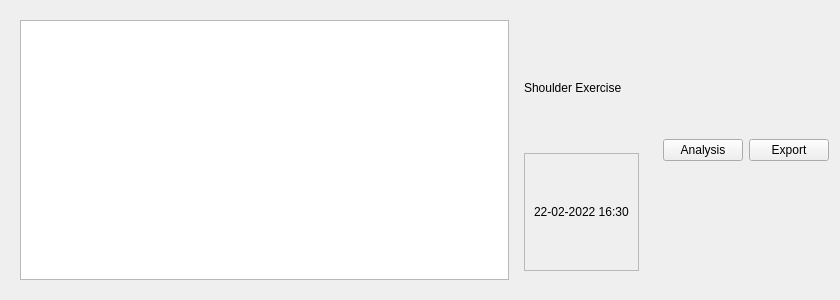
First picture: the form in copyclare/ui/exercise_history_card.ui, repository MotionInput/Team14-CopyClare, before the edit.
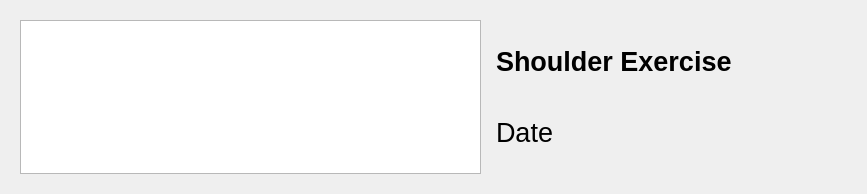
Second picture: the form after the edit. Icons and pictures are not drawn.

Commit message: history card

Patch:
```diff
--- a/copyclare/ui/exercise_history_card.ui
+++ b/copyclare/ui/exercise_history_card.ui
@@ -6,8 +6,8 @@
    <rect>
     <x>0</x>
     <y>0</y>
-    <width>840</width>
-    <height>300</height>
+    <width>867</width>
+    <height>194</height>
    </rect>
   </property>
   <property name="windowTitle">
@@ -25,28 +25,40 @@
         <layout class="QVBoxLayout" name="verticalLayout">
          <item>
           <widget class="QLabel" name="label">
+           <property name="minimumSize">
+            <size>
+             <width>250</width>
+             <height>0</height>
+            </size>
+           </property>
+           <property name="font">
+            <font>
+             <pointsize>20</pointsize>
+             <weight>75</weight>
+             <bold>true</bold>
+            </font>
+           </property>
            <property name="text">
             <string>Shoulder Exercise</string>
            </property>
           </widget>
          </item>
          <item>
-          <widget class="QFrame" name="frame">
-           <property name="frameShape">
-            <enum>QFrame::StyledPanel</enum>
+          <widget class="QLabel" name="label_2">
+           <property name="minimumSize">
+            <size>
+             <width>250</width>
+             <height>0</height>
+            </size>
            </property>
-           <property name="frameShadow">
-            <enum>QFrame::Raised</enum>
+           <property name="font">
+            <font>
+             <pointsize>20</pointsize>
+            </font>
            </property>
-           <layout class="QHBoxLayout" name="horizontalLayout_3">
-            <item>
-             <widget class="QLabel" name="date_and_time">
-              <property name="text">
-               <string>22-02-2022 16:30</string>
-              </property>
-             </widget>
-            </item>
-           </layout>
+           <property name="text">
+            <string>Date</string>
+           </property>
           </widget>
          </item>
         </layout>
@@ -58,14 +70,40 @@
    <item>
     <widget class="QPushButton" name="pushButton">
      <property name="text">
-      <string>Analysis</string>
+      <string/>
+     </property>
+     <property name="icon">
+      <iconset>
+       <normaloff>../../../../../Documents/📚/--UCL/-STUDY STUFF/YEAR 2/COMP0016 Systems Engineering/copyclare/prototype/pages/icon-analysis.png</normaloff>../../../../../Documents/📚/--UCL/-STUDY STUFF/YEAR 2/COMP0016 Systems Engineering/copyclare/prototype/pages/icon-analysis.png</iconset>
+     </property>
+     <property name="iconSize">
+      <size>
+       <width>90</width>
+       <height>90</height>
+      </size>
+     </property>
+     <property name="flat">
+      <bool>true</bool>
      </property>
     </widget>
    </item>
    <item>
     <widget class="QPushButton" name="pushButton_2">
      <property name="text">
-      <string>Export</string>
+      <string/>
+     </property>
+     <property name="icon">
+      <iconset>
+       <normaloff>../../../../../Documents/📚/--UCL/-STUDY STUFF/YEAR 2/COMP0016 Systems Engineering/copyclare/prototype/pages/icon-export.png</normaloff>../../../../../Documents/📚/--UCL/-STUDY STUFF/YEAR 2/COMP0016 Systems Engineering/copyclare/prototype/pages/icon-export.png</iconset>
+     </property>
+     <property name="iconSize">
+      <size>
+       <width>90</width>
+       <height>90</height>
+      </size>
+     </property>
+     <property name="flat">
+      <bool>true</bool>
      </property>
     </widget>
    </item>
```
